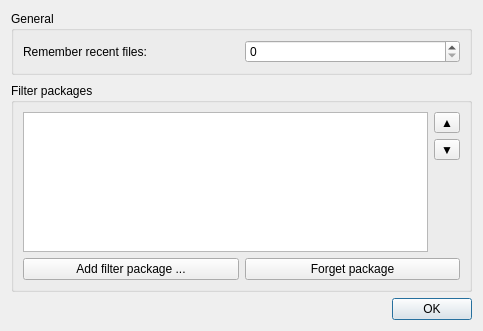
First picture: the form in gui/bibolamazi_gui/settingswidget.ui, repository phfaist/bibolamazi, before the edit.
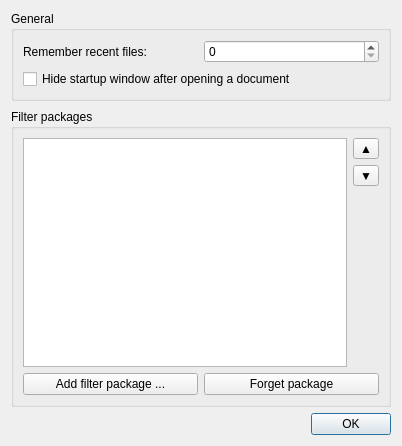
Second picture: the form after the edit.

Diff of the .ui file:
```diff
--- a/gui/bibolamazi_gui/settingswidget.ui
+++ b/gui/bibolamazi_gui/settingswidget.ui
@@ -6,8 +6,8 @@
    <rect>
     <x>0</x>
     <y>0</y>
-    <width>483</width>
-    <height>331</height>
+    <width>402</width>
+    <height>446</height>
    </rect>
   </property>
   <property name="windowTitle">
@@ -34,6 +34,13 @@
         </property>
        </widget>
       </item>
+      <item row="1" column="0" colspan="2">
+       <widget class="QCheckBox" name="chkHideStartupWindow">
+        <property name="text">
+         <string>Hide startup window after opening a document</string>
+        </property>
+       </widget>
+      </item>
      </layout>
     </widget>
    </item>
```
